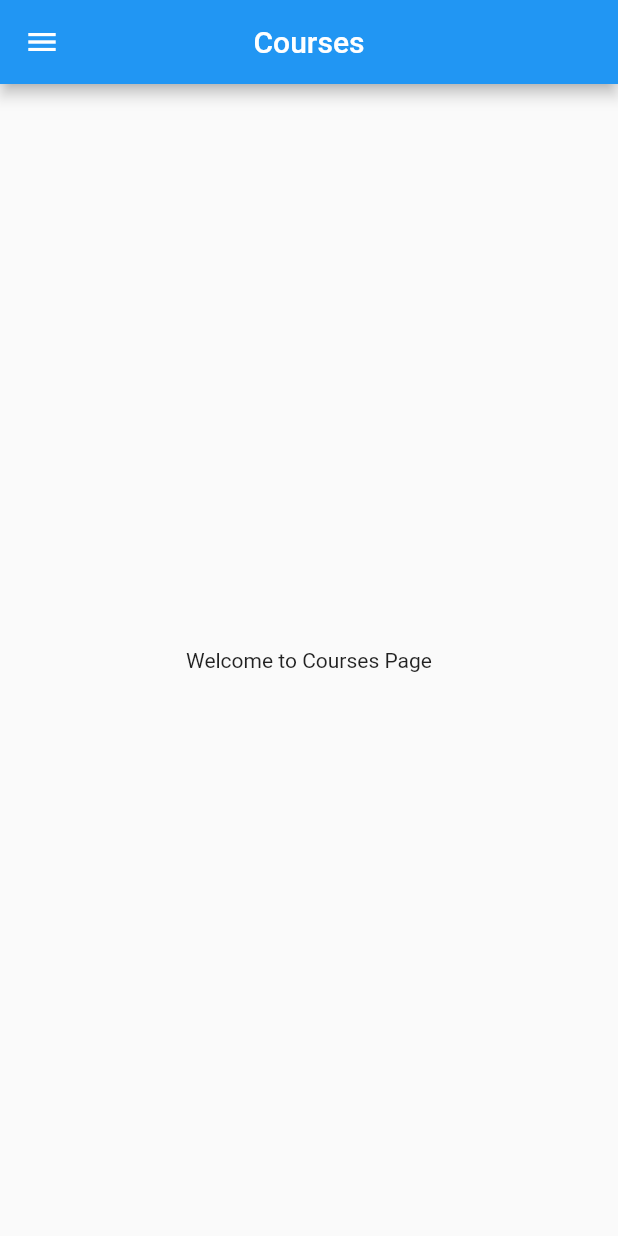
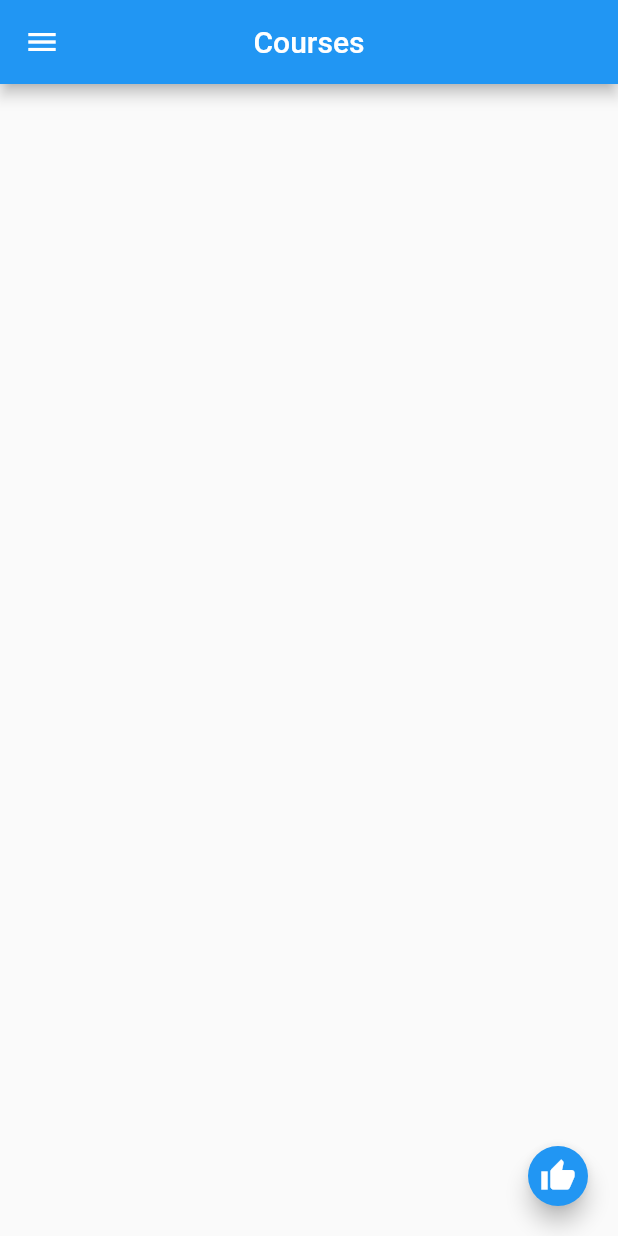
Before and after one commit to Binod-Shrestha/flutter-MyPortlio, a Flutter app: the CoursesPage screen opened by its route, on a phone screen of 412 x 824 dp. Run offline on Flutter 3.47's test engine with Material 2 defaults, Android fonts, the phone set to English and light mode, and no system bars.

Commit message:
floated button added to the project

```diff
--- a/lib/courses.dart
+++ b/lib/courses.dart
@@ -7,6 +7,9 @@ class CoursesPage extends StatefulWidget {
 }
 
 class _CoursesPageState extends State<CoursesPage> {
+  String _value = '';
+  void _onClicked() => setState(() => _value = 'Thank you for clicking me.');
+
   @override
   Widget build(BuildContext context) {
     return Scaffold(
@@ -18,8 +21,17 @@ class _CoursesPageState extends State<CoursesPage> {
       drawer: SafeArea(
         child: Menu(),
       ),
+      floatingActionButton: FloatingActionButton(
+        onPressed: _onClicked,
+        mini: true,
+        backgroundColor: Colors.blue,
+        child: Icon(Icons.thumb_up),
+      ),
       body: Center(
-        child: Text('Welcome to Courses Page'),
+        child: Text(
+          _value,
+          style: TextStyle(fontSize: 20.0),
+        ),
       ),
     );
   }
--- a/lib/projects.dart
+++ b/lib/projects.dart
@@ -12,6 +12,7 @@ class ProjectsPage extends StatelessWidget {
       drawer: SafeArea(
         child: Menu(),
       ),
+      floatingActionButton: FloatingActionButton(onPressed: null),
       body: Center(
         child: Text('Welcome to Projects Page'),
       ),
```
